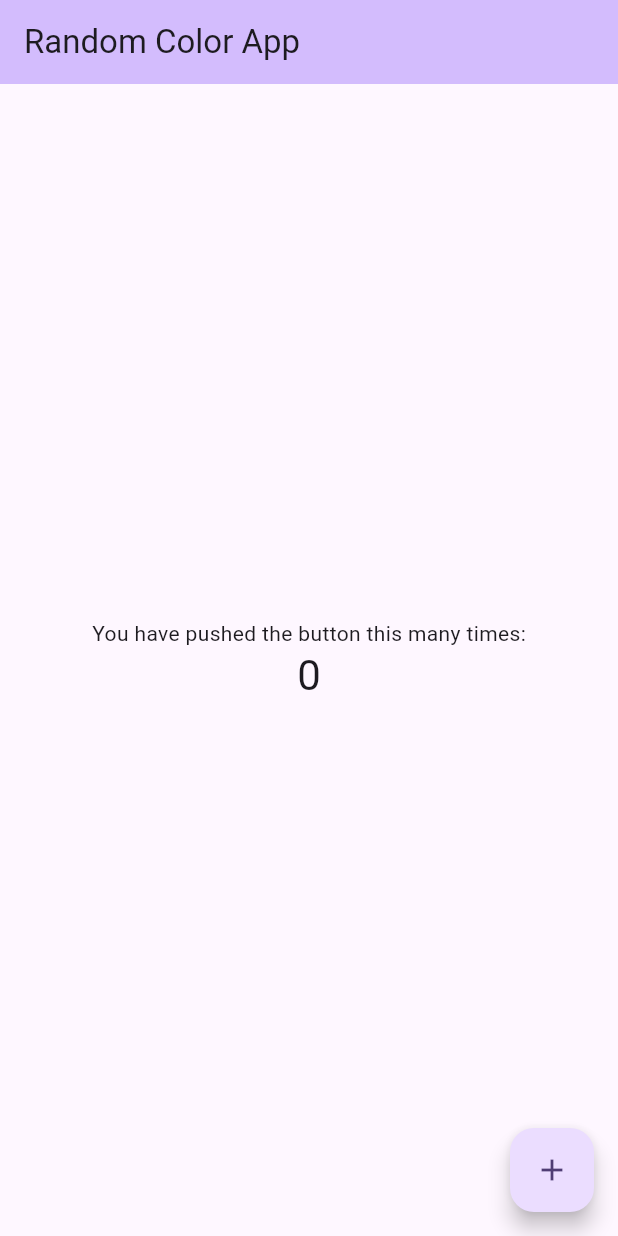
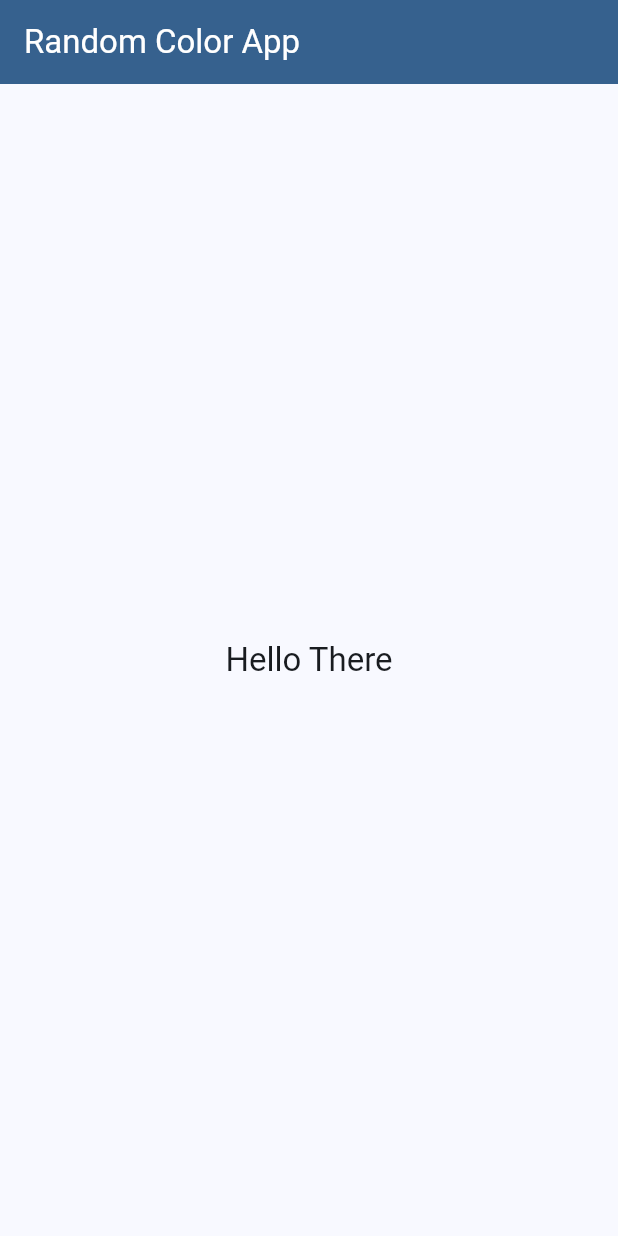
Before and after one commit to bingooo1337/random_color_app, a Flutter app: the screen it shows after launch, on a phone screen of 412 x 824 dp. Run offline on Flutter 3.47's test engine with Material 3 defaults, Android fonts, the phone set to English and light mode, and no system bars.

Commit message:
Separate App and HomePage to files + update HomePage.

```diff
--- a/lib/main.dart
+++ b/lib/main.dart
@@ -1,126 +1,6 @@
 import 'package:flutter/material.dart';
+import 'package:random_color_app/random_color_app.dart';
 
 void main() {
-  runApp(const MyApp());
+  runApp(const RandomColorApp());
 }
-
-class MyApp extends StatelessWidget {
-  const MyApp({super.key});
-
-  // This widget is the root of your application.
-  @override
-  Widget build(BuildContext context) {
-    return MaterialApp(
-      title: 'Random Color App',
-      debugShowCheckedModeBanner: false,
-      theme: ThemeData(
-        // This is the theme of your application.
-        //
-        // TRY THIS: Try running your application with "flutter run". You'll see
-        // the application has a purple toolbar. Then, without quitting the app,
-        // try changing the seedColor in the colorScheme below to Colors.green
-        // and then invoke "hot reload" (save your changes or press the "hot
-        // reload" button in a Flutter-supported IDE, or press "r" if you used
-        // the command line to start the app).
-        //
-        // Notice that the counter didn't reset back to zero; the application
-        // state is not lost during the reload. To reset the state, use hot
-        // restart instead.
-        //
-        // This works for code too, not just values: Most code changes can be
-        // tested with just a hot reload.
-        colorScheme: ColorScheme.fromSeed(seedColor: Colors.deepPurple),
-        useMaterial3: true,
-      ),
-      home: const MyHomePage(title: 'Random Color App'),
-    );
-  }
-}
-
-class MyHomePage extends StatefulWidget {
-  const MyHomePage({required this.title, super.key});
-
-  // This widget is the home page of your application. It is stateful, meaning
-  // that it has a State object (defined below) that contains fields that affect
-  // how it looks.
-
-  // This class is the configuration for the state. It holds the values (in this
-  // case the title) provided by the parent (in this case the App widget) and
-  // used by the build method of the State. Fields in a Widget subclass are
-  // always marked "final".
-
-  final String title;
-
-  @override
-  State<MyHomePage> createState() => _MyHomePageState();
-}
-
-class _MyHomePageState extends State<MyHomePage> {
-  int _counter = 0;
-
-  void _incrementCounter() {
-    setState(() {
-      // This call to setState tells the Flutter framework that something has
-      // changed in this State, which causes it to rerun the build method below
-      // so that the display can reflect the updated values. If we changed
-      // _counter without calling setState(), then the build method would not be
-      // called again, and so nothing would appear to happen.
-      _counter++;
-    });
-  }
-
-  @override
-  Widget build(BuildContext context) {
-    // This method is rerun every time setState is called, for instance as done
-    // by the _incrementCounter method above.
-    //
-    // The Flutter framework has been optimized to make rerunning build methods
-    // fast, so that you can just rebuild anything that needs updating rather
-    // than having to individually change instances of widgets.
-    return Scaffold(
-      appBar: AppBar(
-        // TRY THIS: Try changing the color here to a specific color (to
-        // Colors.amber, perhaps?) and trigger a hot reload to see the AppBar
-        // change color while the other colors stay the same.
-        backgroundColor: Theme.of(context).colorScheme.inversePrimary,
-        // Here we take the value from the MyHomePage object that was created by
-        // the App.build method, and use it to set our appbar title.
-        title: Text(widget.title),
-      ),
-      body: Center(
-        // Center is a layout widget. It takes a single child and positions it
-        // in the middle of the parent.
-        child: Column(
-          // Column is also a layout widget. It takes a list of children and
-          // arranges them vertically. By default, it sizes itself to fit its
-          // children horizontally, and tries to be as tall as its parent.
-          //
-          // Column has various properties to control how it sizes itself and
-          // how it positions its children. Here we use mainAxisAlignment to
-          // center the children vertically; the main axis here is the vertical
-          // axis because Columns are vertical (the cross axis would be
-          // horizontal).
-          //
-          // TRY THIS: Invoke "debug painting" (choose the "Toggle Debug Paint"
-          // action in the IDE, or press "p" in the console), to see the
-          // wireframe for each widget.
-          mainAxisAlignment: MainAxisAlignment.center,
-          children: <Widget>[
-            const Text(
-              'You have pushed the button this many times:',
-            ),
-            Text(
-              '$_counter',
-              style: Theme.of(context).textTheme.headlineMedium,
-            ),
-          ],
-        ),
-      ),
-      floatingActionButton: FloatingActionButton(
-        onPressed: _incrementCounter,
-        tooltip: 'Increment',
-        child: const Icon(Icons.add),
-      ), // This trailing comma makes auto-formatting nicer for build methods.
-    );
-  }
-}
--- /dev/null
+++ b/lib/page/home_page.dart
@@ -0,0 +1,24 @@
+import 'package:flutter/material.dart';
+
+class HomePage extends StatelessWidget {
+  const HomePage({super.key});
+
+  @override
+  Widget build(BuildContext context) {
+    return Scaffold(
+      appBar: AppBar(
+        backgroundColor: Theme.of(context).colorScheme.primary,
+        title: Text(
+          'Random Color App',
+          style: TextStyle(color: Theme.of(context).colorScheme.onPrimary),
+        ),
+      ),
+      body: Center(
+        child: Text(
+          'Hello There',
+          style: Theme.of(context).textTheme.titleLarge,
+        ),
+      ),
+    );
+  }
+}
--- /dev/null
+++ b/lib/random_color_app.dart
@@ -0,0 +1,20 @@
+import 'package:flutter/material.dart';
+import 'package:random_color_app/page/home_page.dart';
+
+class RandomColorApp extends StatelessWidget {
+  const RandomColorApp({super.key});
+
+  // This widget is the root of your application.
+  @override
+  Widget build(BuildContext context) {
+    return MaterialApp(
+      title: 'Random Color App',
+      debugShowCheckedModeBanner: false,
+      theme: ThemeData(
+        colorScheme: ColorScheme.fromSeed(seedColor: Colors.blue),
+        useMaterial3: true,
+      ),
+      home: const HomePage(),
+    );
+  }
+}
```
Also changed, not shown: 1 other file.
